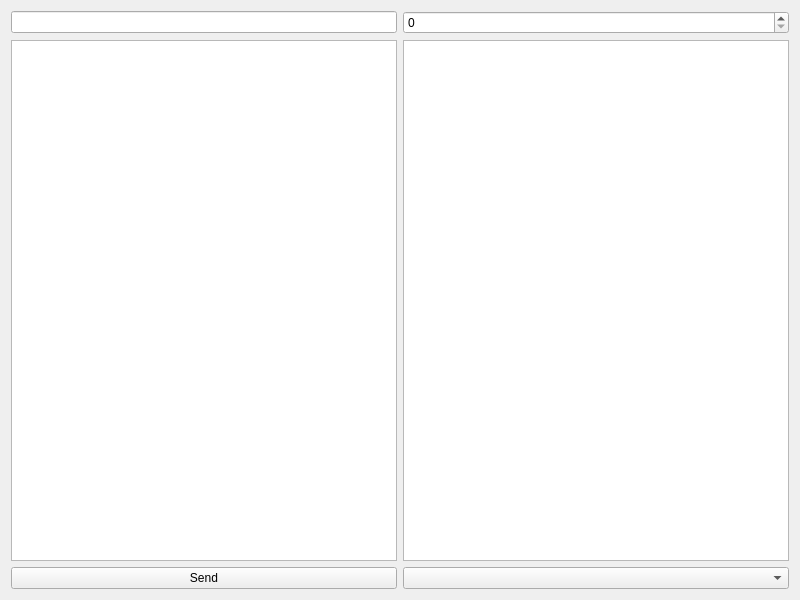
Qt form widget.ui (zanerogl/NetworkExample) before a commit.
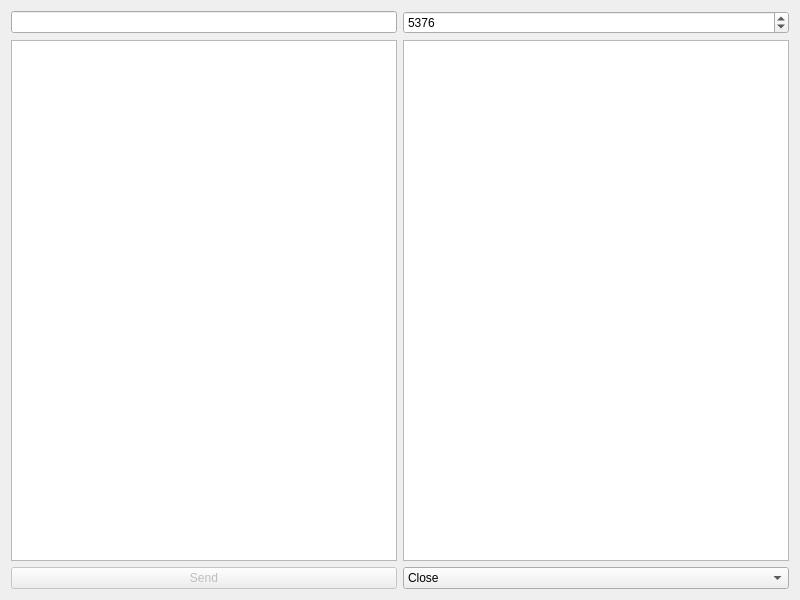
The same form after that commit.

Patch:
```diff
--- a/widget.ui
+++ b/widget.ui
@@ -14,27 +14,56 @@
    <string>Widget</string>
   </property>
   <layout class="QGridLayout" name="gridLayout">
-   <item row="0" column="0">
-    <widget class="QLineEdit" name="lineEdit"/>
-   </item>
-   <item row="0" column="1">
-    <widget class="QSpinBox" name="spinBox"/>
+   <item row="2" column="1">
+    <widget class="QComboBox" name="modeBox">
+     <item>
+      <property name="text">
+       <string>Close</string>
+      </property>
+     </item>
+     <item>
+      <property name="text">
+       <string>Server</string>
+      </property>
+     </item>
+     <item>
+      <property name="text">
+       <string>Slient</string>
+      </property>
+     </item>
+    </widget>
    </item>
    <item row="1" column="0">
     <widget class="QPlainTextEdit" name="plainTextEdit"/>
    </item>
-   <item row="1" column="1">
-    <widget class="QTextBrowser" name="textBrowser"/>
+   <item row="0" column="1">
+    <widget class="QSpinBox" name="portSpinBox">
+     <property name="minimum">
+      <number>1000</number>
+     </property>
+     <property name="maximum">
+      <number>9999</number>
+     </property>
+     <property name="value">
+      <number>5376</number>
+     </property>
+    </widget>
    </item>
    <item row="2" column="0">
-    <widget class="QPushButton" name="pushButton">
+    <widget class="QPushButton" name="sendBtn">
+     <property name="enabled">
+      <bool>false</bool>
+     </property>
      <property name="text">
       <string>Send</string>
      </property>
     </widget>
    </item>
-   <item row="2" column="1">
-    <widget class="QComboBox" name="comboBox"/>
+   <item row="0" column="0">
+    <widget class="QLineEdit" name="ipLineEdit"/>
+   </item>
+   <item row="1" column="1">
+    <widget class="QTextBrowser" name="receiveText"/>
    </item>
   </layout>
  </widget>
```
Left out of the diff: 2 changed lines with no effect on the pictures.
